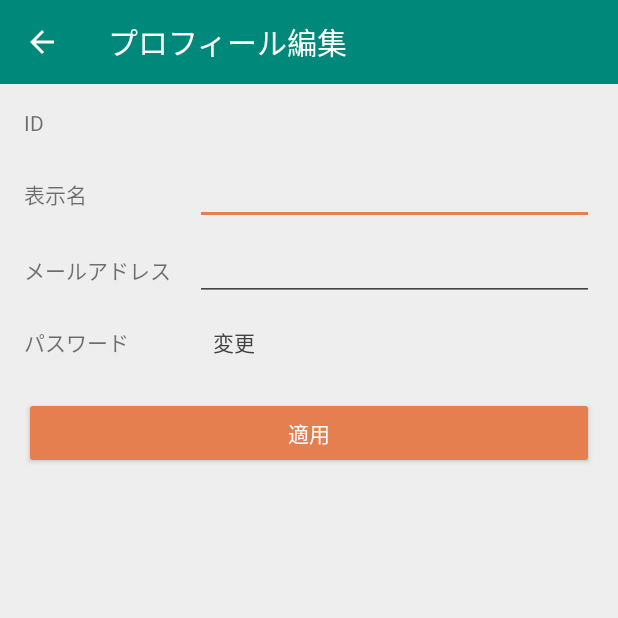
After one commit to Mikazukittp/yoshinani_android, an Android app: the EditProfileActivity screen opened directly, with no data from a screen before it, on a phone screen of 412 x 824 dp, the top half of it. The commit adds this screen. Run offline under Robolectric (Android 15) with nearby library versions, the phone set to English and light mode, and no system bars; our stand-ins replace ButterKnife, EventBus, data binding; libraries missing offline, so code that uses them is left out: org.parceler; 7 statements that could not run were skipped.

Commit message:
Add EditProfileActivity

```diff
--- /dev/null
+++ b/app/src/main/java/app/android/ttp/mikazuki/yoshinani/view/activity/EditProfileActivity.java
@@ -0,0 +1,47 @@
+package app.android.ttp.mikazuki.yoshinani.view.activity;
+
+import android.databinding.DataBindingUtil;
+import android.os.Bundle;
+import android.support.v7.app.ActionBar;
+import android.support.v7.widget.Toolbar;
+
+import org.parceler.Parcels;
+
+import app.android.ttp.mikazuki.yoshinani.R;
+import app.android.ttp.mikazuki.yoshinani.databinding.ActivityEditProfileBinding;
+import app.android.ttp.mikazuki.yoshinani.viewModel.EditProfileViewModel;
+import butterknife.Bind;
+import butterknife.ButterKnife;
+
+/**
+ * @author haijimakazuki
+ */
+public class EditProfileActivity extends BaseActivity {
+
+    @Bind(R.id.toolbar)
+    Toolbar mToolbar;
+
+    private ActivityEditProfileBinding mBinding;
+    private EditProfileViewModel mViewModel;
+
+    @Override
+    protected void onCreate(Bundle savedInstanceState) {
+        super.onCreate(savedInstanceState);
+        mBinding = DataBindingUtil.setContentView(this, R.layout.activity_edit_profile);
+        ButterKnife.bind(this);
+
+        // Toolbarの設定
+        setSupportActionBar(mToolbar);
+        final ActionBar actionBar = getSupportActionBar();
+        if (actionBar != null) {
+            actionBar.setDisplayShowHomeEnabled(true);
+            actionBar.setDisplayHomeAsUpEnabled(true);
+        }
+        mToolbar.setNavigationOnClickListener(v -> onBackPressed());
+        mToolbar.setTitle("プロフィール編集");
+
+        mViewModel = new EditProfileViewModel(Parcels.unwrap(getIntent().getParcelableExtra("me")));
+        mBinding.setViewModel(mViewModel);
+    }
+
+}
--- a/app/src/main/java/app/android/ttp/mikazuki/yoshinani/view/fragment/AboutFragment.java
+++ b/app/src/main/java/app/android/ttp/mikazuki/yoshinani/view/fragment/AboutFragment.java
@@ -5,6 +5,7 @@ import android.os.Bundle;
 import android.support.annotation.NonNull;
 import android.support.annotation.Nullable;
 import android.support.v4.app.Fragment;
+import android.support.v7.app.AppCompatActivity;
 import android.view.LayoutInflater;
 import android.view.View;
 import android.view.ViewGroup;
@@ -42,7 +43,7 @@ public class AboutFragment extends Fragment {
     @Override
     public void onResume() {
         super.onResume();
-        getActivity().setTitle(getString(R.string.menu_about));
+        ((AppCompatActivity) getActivity()).getSupportActionBar().setTitle(getString(R.string.menu_about));
     }
 
     @Override
--- a/app/src/main/java/app/android/ttp/mikazuki/yoshinani/view/fragment/MainFragment.java
+++ b/app/src/main/java/app/android/ttp/mikazuki/yoshinani/view/fragment/MainFragment.java
@@ -5,6 +5,7 @@ import android.support.annotation.Nullable;
 import android.support.v4.app.Fragment;
 import android.support.v4.view.ViewCompat;
 import android.support.v4.widget.SwipeRefreshLayout;
+import android.support.v7.app.AppCompatActivity;
 import android.view.LayoutInflater;
 import android.view.View;
 import android.view.ViewGroup;
@@ -119,7 +120,7 @@ public class MainFragment extends Fragment {
     @Override
     public void onResume() {
         super.onResume();
-        getActivity().setTitle(getString(R.string.app_name));
+        ((AppCompatActivity) getActivity()).getSupportActionBar().setTitle(getString(R.string.app_name));
     }
 
     @Override
--- a/app/src/main/java/app/android/ttp/mikazuki/yoshinani/viewModel/PostPaymentViewModel.java
+++ b/app/src/main/java/app/android/ttp/mikazuki/yoshinani/viewModel/PostPaymentViewModel.java
@@ -24,6 +24,7 @@ import rx.subscriptions.CompositeSubscription;
  * @author haijimakazuki
  */
 public class PostPaymentViewModel extends BaseObservable implements Subscription {
+
     private final Context mContext;
     private final int mGroupId;
     private List<UserModel> mAllUserModels = Lists.newArrayList();
--- /dev/null
+++ b/app/src/main/res/layout/activity_edit_profile.xml
@@ -0,0 +1,116 @@
+<?xml version="1.0" encoding="utf-8"?>
+
+<layout xmlns:android="http://schemas.android.com/apk/res/android"
+        xmlns:app="http://schemas.android.com/apk/res-auto">
+
+    <data>
+
+        <variable
+            name="viewModel"
+            type="app.android.ttp.mikazuki.yoshinani.viewModel.EditProfileViewModel"/>
+    </data>
+
+    <LinearLayout
+        android:layout_width="match_parent"
+        android:layout_height="match_parent"
+        android:orientation="vertical">
+
+        <android.support.v7.widget.Toolbar
+            android:id="@+id/toolbar"
+            android:layout_width="match_parent"
+            android:layout_height="?attr/actionBarSize"
+            android:background="?attr/colorPrimary"
+            android:theme="@style/AppTheme.NoActionBar.AppBarOverlay"
+            app:title="@string/app_name"/>
+
+        <LinearLayout
+            android:layout_width="match_parent"
+            android:layout_height="wrap_content"
+            android:orientation="vertical"
+            android:paddingLeft="16dp"
+            android:paddingRight="16dp">
+
+            <LinearLayout
+                android:layout_width="match_parent"
+                android:layout_height="wrap_content"
+                android:orientation="horizontal">
+
+                <TextView
+                    style="@style/table_header_column"
+                    android:text="ID"/>
+
+                <TextView
+                    style="@style/table_input_column"
+                    android:paddingBottom="8dp"
+                    android:paddingLeft="12dp"
+                    android:paddingTop="16dp"
+                    android:text='@{viewModel.account}'
+                    android:textColor="@color/grey800"/>
+            </LinearLayout>
+
+            <LinearLayout
+                android:layout_width="match_parent"
+                android:layout_height="wrap_content"
+                android:orientation="horizontal">
+
+                <TextView
+                    style="@style/table_header_column"
+                    android:text="表示名"/>
+
+                <android.support.design.widget.TextInputLayout
+                    android:id="@+id/username_input_layout"
+                    style="@style/table_input_column.textInputLayout">
+
+                    <android.support.v7.widget.AppCompatEditText
+                        android:id="@+id/username"
+                        style="@style/table_input_column.app_compat_edit_text"
+                        android:text='@{viewModel.username}'/>
+                </android.support.design.widget.TextInputLayout>
+            </LinearLayout>
+
+            <LinearLayout
+                android:layout_width="match_parent"
+                android:layout_height="wrap_content"
+                android:orientation="horizontal">
+
+                <TextView
+                    style="@style/table_header_column"
+                    android:text="メールアドレス"/>
+
+                <android.support.design.widget.TextInputLayout
+                    android:id="@+id/email_input_layout"
+                    style="@style/table_input_column.textInputLayout">
+
+                    <android.support.v7.widget.AppCompatEditText
+                        android:id="@+id/mEmail"
+                        style="@style/table_input_column.app_compat_edit_text"
+                        android:text='@{viewModel.email}'/>
+                </android.support.design.widget.TextInputLayout>
+            </LinearLayout>
+
+            <LinearLayout
+                android:layout_width="match_parent"
+                android:layout_height="wrap_content"
+                android:orientation="horizontal">
+
+                <TextView
+                    style="@style/table_header_column"
+                    android:text="パスワード"/>
+
+                <Button
+                    android:id="@+id/change_password"
+                    style="@style/table_input_column.button"
+                    android:text="変更"/>
+            </LinearLayout>
+
+
+            <Button
+                android:id="@+id/post"
+                style="@style/Widget.AppCompat.Button.Colored"
+                android:layout_width="match_parent"
+                android:layout_height="wrap_content"
+                android:layout_marginTop="@dimen/activity_vertical_margin"
+                android:text="適用"/>
+        </LinearLayout>
+    </LinearLayout>
+</layout>
--- a/app/src/main/res/values/styles.xml
+++ b/app/src/main/res/values/styles.xml
@@ -49,10 +49,21 @@
         <item name="android:baselineAlignedChildIndex">0</item>
     </style>
 
+    <style name="table_input_column.app_compat_edit_text">
+        <item name="android:layout_width">match_parent</item>
+        <item name="android:layout_height">wrap_content</item>
+        <item name="android:paddingLeft">12dp</item>
+        <item name="android:singleLine">true</item>
+        <item name="android:textColor">@color/grey800</item>
+        <item name="android:textSize">14sp</item>
+    </style>
+
     <style name="table_input_column.button" parent="Widget.AppCompat.Button.Borderless">
         <item name="android:layout_width">0dp</item>
         <item name="android:layout_height">wrap_content</item>
         <item name="android:layout_weight">7</item>
+        <item name="android:gravity">bottom|left</item>
+        <item name="android:textColor">@color/grey800</item>
     </style>
 
     <style name="whiteEditText">
@@ -66,5 +77,4 @@
         <item name="android:textColor">@color/white</item>
     </style>
 
-
 </resources>
--- a/gradle.properties
+++ b/gradle.properties
@@ -16,3 +16,8 @@
 # This option should only be used with decoupled projects. More details, visit
 # http://www.gradle.org/docs/current/userguide/multi_project_builds.html#sec:decoupled_projects
 # org.gradle.parallel=true
+
+org.gradle.daemon=true
+#org.gradle.jvmargs=-Xmx2048m -XX:MaxPermSize=512m -XX:+HeapDumpOnOutOfMemoryError -Dfile.encoding=UTF-8
+org.gradle.parallel=true
+org.gradle.configureondemand=true
```
Also changed, not shown: app/build.gradle (+1 -7 lines), app/src/main/AndroidManifest.xml (+9 -6 lines), app/src/main/java/app/android/ttp/mikazuki/yoshinani/view/fragment/AccountSettingFragment.java (+11 -1 lines), app/src/main/java/app/android/ttp/mikazuki/yoshinani/viewModel/EditProfileViewModel.java (added, +61 -0 lines), app/src/main/res/layout/fragment_post_payment.xml (+4 -14 lines).
